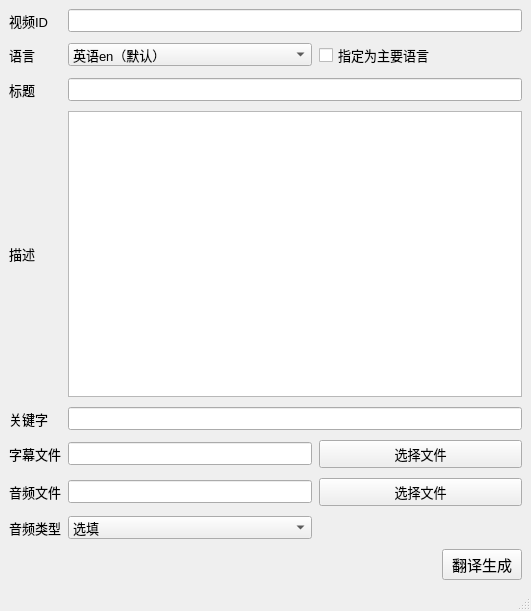
Above: new_google.ui from 12345Panpan/YBtranslator before the change. Below: the same form after it.
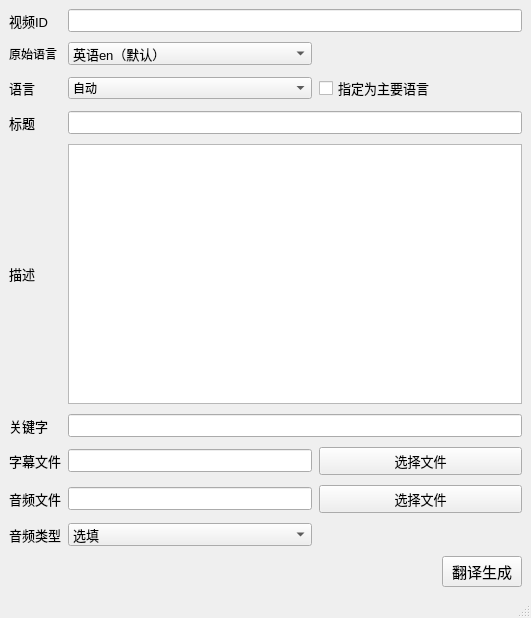
That is the form after the change.

Diff of the .ui file:
```diff
--- a/new_google.ui
+++ b/new_google.ui
@@ -7,7 +7,7 @@
     <x>0</x>
     <y>0</y>
     <width>531</width>
-    <height>611</height>
+    <height>618</height>
    </rect>
   </property>
   <property name="windowTitle">
@@ -24,106 +24,7 @@
     <property name="verticalSpacing">
      <number>10</number>
     </property>
-    <item row="6" column="0">
-     <widget class="QLabel" name="label_6">
-      <property name="font">
-       <font>
-        <pointsize>10</pointsize>
-       </font>
-      </property>
-      <property name="text">
-       <string>字幕文件</string>
-      </property>
-     </widget>
-    </item>
-    <item row="3" column="2" colspan="4">
-     <widget class="QLineEdit" name="title_con">
-      <property name="font">
-       <font>
-        <pointsize>10</pointsize>
-       </font>
-      </property>
-     </widget>
-    </item>
-    <item row="0" column="2" colspan="4">
-     <widget class="QLineEdit" name="video_id_con">
-      <property name="font">
-       <font>
-        <pointsize>10</pointsize>
-       </font>
-      </property>
-      <property name="text">
-       <string/>
-      </property>
-     </widget>
-    </item>
-    <item row="5" column="2" colspan="4">
-     <widget class="QLineEdit" name="key_con">
-      <property name="font">
-       <font>
-        <pointsize>10</pointsize>
-       </font>
-      </property>
-     </widget>
-    </item>
-    <item row="0" column="0">
-     <widget class="QLabel" name="label">
-      <property name="font">
-       <font>
-        <pointsize>10</pointsize>
-       </font>
-      </property>
-      <property name="text">
-       <string>视频ID</string>
-      </property>
-     </widget>
-    </item>
-    <item row="9" column="2">
-     <widget class="QLineEdit" name="audio_file_con">
-      <property name="font">
-       <font>
-        <pointsize>10</pointsize>
-       </font>
-      </property>
-     </widget>
-    </item>
-    <item row="4" column="0">
-     <widget class="QLabel" name="label_4">
-      <property name="font">
-       <font>
-        <pointsize>10</pointsize>
-       </font>
-      </property>
-      <property name="text">
-       <string>描述</string>
-      </property>
-     </widget>
-    </item>
-    <item row="6" column="2">
-     <widget class="QLineEdit" name="srt_file_con">
-      <property name="font">
-       <font>
-        <pointsize>10</pointsize>
-       </font>
-      </property>
-      <property name="text">
-       <string/>
-      </property>
-     </widget>
-    </item>
-    <item row="5" column="0">
-     <widget class="QLabel" name="label_5">
-      <property name="font">
-       <font>
-        <pointsize>10</pointsize>
-       </font>
-      </property>
-      <property name="text">
-       <string>关键字</string>
-      </property>
-     </widget>
-    </item>
-    <item row="2" column="0">
+    <item row="3" column="0">
      <widget class="QLabel" name="label_2">
       <property name="font">
        <font>
@@ -135,7 +36,36 @@
       </property>
      </widget>
     </item>
-    <item row="9" column="0">
+    <item row="14" column="2">
+     <widget class="QComboBox" name="audio_choice">
+      <property name="font">
+       <font>
+        <pointsize>10</pointsize>
+       </font>
+      </property>
+      <item>
+       <property name="text">
+        <string>选填</string>
+       </property>
+      </item>
+      <item>
+       <property name="text">
+        <string>localized_audio</string>
+       </property>
+      </item>
+      <item>
+       <property name="text">
+        <string>audio_description</string>
+       </property>
+      </item>
+      <item>
+       <property name="text">
+        <string>commentary</string>
+       </property>
+      </item>
+     </widget>
+    </item>
+    <item row="11" column="0">
      <widget class="QLabel" name="label_7">
       <property name="font">
        <font>
@@ -147,7 +77,87 @@
       </property>
      </widget>
     </item>
-    <item row="4" column="2" colspan="4">
+    <item row="11" column="2">
+     <widget class="QLineEdit" name="audio_file_con">
+      <property name="font">
+       <font>
+        <pointsize>10</pointsize>
+       </font>
+      </property>
+     </widget>
+    </item>
+    <item row="7" column="0">
+     <widget class="QLabel" name="label_5">
+      <property name="font">
+       <font>
+        <pointsize>10</pointsize>
+       </font>
+      </property>
+      <property name="text">
+       <string>关键字</string>
+      </property>
+     </widget>
+    </item>
+    <item row="1" column="0">
+     <widget class="QLabel" name="label_9">
+      <property name="text">
+       <string>原始语言</string>
+      </property>
+     </widget>
+    </item>
+    <item row="8" column="3" colspan="3">
+     <widget class="QPushButton" name="choicesrt_button">
+      <property name="font">
+       <font>
+        <pointsize>10</pointsize>
+       </font>
+      </property>
+      <property name="text">
+       <string>选择文件</string>
+      </property>
+     </widget>
+    </item>
+    <item row="7" column="2" colspan="4">
+     <widget class="QLineEdit" name="key_con">
+      <property name="font">
+       <font>
+        <pointsize>10</pointsize>
+       </font>
+      </property>
+     </widget>
+    </item>
+    <item row="3" column="2">
+     <widget class="QComboBox" name="comboBox">
+      <item>
+       <property name="text">
+        <string>自动</string>
+       </property>
+      </item>
+      <item>
+       <property name="text">
+        <string>中文zh-cn</string>
+       </property>
+      </item>
+      <item>
+       <property name="text">
+        <string>英文en</string>
+       </property>
+      </item>
+     </widget>
+    </item>
+    <item row="15" column="5" rowspan="2">
+     <widget class="QPushButton" name="synthetise">
+      <property name="font">
+       <font>
+        <pointsize>11</pointsize>
+       </font>
+      </property>
+      <property name="text">
+       <string>翻译生成</string>
+      </property>
+     </widget>
+    </item>
+    <item row="6" column="2" colspan="4">
      <widget class="QPlainTextEdit" name="desc_con">
       <property name="font">
        <font>
@@ -156,7 +166,7 @@
       </property>
      </widget>
     </item>
-    <item row="12" column="0">
+    <item row="14" column="0">
      <widget class="QLabel" name="label_8">
       <property name="font">
        <font>
@@ -168,7 +178,79 @@
       </property>
      </widget>
     </item>
-    <item row="3" column="0">
+    <item row="6" column="0">
+     <widget class="QLabel" name="label_4">
+      <property name="font">
+       <font>
+        <pointsize>10</pointsize>
+       </font>
+      </property>
+      <property name="text">
+       <string>描述</string>
+      </property>
+     </widget>
+    </item>
+    <item row="8" column="2">
+     <widget class="QLineEdit" name="srt_file_con">
+      <property name="font">
+       <font>
+        <pointsize>10</pointsize>
+       </font>
+      </property>
+      <property name="text">
+       <string/>
+      </property>
+     </widget>
+    </item>
+    <item row="0" column="0">
+     <widget class="QLabel" name="label">
+      <property name="font">
+       <font>
+        <pointsize>10</pointsize>
+       </font>
+      </property>
+      <property name="text">
+       <string>视频ID</string>
+      </property>
+     </widget>
+    </item>
+    <item row="8" column="0">
+     <widget class="QLabel" name="label_6">
+      <property name="font">
+       <font>
+        <pointsize>10</pointsize>
+       </font>
+      </property>
+      <property name="text">
+       <string>字幕文件</string>
+      </property>
+     </widget>
+    </item>
+    <item row="11" column="3" colspan="3">
+     <widget class="QPushButton" name="choiceaudio_button_">
+      <property name="font">
+       <font>
+        <pointsize>10</pointsize>
+       </font>
+      </property>
+      <property name="text">
+       <string>选择文件</string>
+      </property>
+     </widget>
+    </item>
+    <item row="0" column="2" colspan="4">
+     <widget class="QLineEdit" name="video_id_con">
+      <property name="font">
+       <font>
+        <pointsize>10</pointsize>
+       </font>
+      </property>
+      <property name="text">
+       <string/>
+      </property>
+     </widget>
+    </item>
+    <item row="5" column="0">
      <widget class="QLabel" name="label_3">
       <property name="font">
        <font>
@@ -180,60 +262,28 @@
       </property>
      </widget>
     </item>
-    <item row="12" column="2">
-     <widget class="QComboBox" name="audio_choice">
+    <item row="3" column="3" colspan="2">
+     <widget class="QCheckBox" name="mainornot">
       <property name="font">
        <font>
         <pointsize>10</pointsize>
        </font>
       </property>
-      <item>
-       <property name="text">
-        <string>选填</string>
-       </property>
-      </item>
-      <item>
-       <property name="text">
-        <string>localized_audio</string>
-       </property>
-      </item>
-      <item>
-       <property name="text">
-        <string>audio_description</string>
-       </property>
-      </item>
-      <item>
-       <property name="text">
-        <string>commentary</string>
-       </property>
-      </item>
-     </widget>
-    </item>
-    <item row="9" column="3" colspan="3">
-     <widget class="QPushButton" name="choiceaudio_button_">
-      <property name="font">
-       <font>
-        <pointsize>10</pointsize>
-       </font>
-      </property>
       <property name="text">
-       <string>选择文件</string>
+       <string>指定为主要语言</string>
       </property>
      </widget>
     </item>
-    <item row="6" column="3" colspan="3">
-     <widget class="QPushButton" name="choicesrt_button">
+    <item row="5" column="2" colspan="4">
+     <widget class="QLineEdit" name="title_con">
       <property name="font">
        <font>
         <pointsize>10</pointsize>
        </font>
       </property>
-      <property name="text">
-       <string>选择文件</string>
-      </property>
      </widget>
     </item>
-    <item row="2" column="2">
+    <item row="1" column="2">
      <widget class="QComboBox" name="lang_choice">
       <property name="font">
        <font>
@@ -762,30 +812,6 @@
       </item>
      </widget>
     </item>
-    <item row="2" column="3" colspan="2">
-     <widget class="QCheckBox" name="mainornot">
-      <property name="font">
-       <font>
-        <pointsize>10</pointsize>
-       </font>
-      </property>
-      <property name="text">
-       <string>指定为主要语言</string>
-      </property>
-     </widget>
-    </item>
-    <item row="13" column="5" rowspan="2">
-     <widget class="QPushButton" name="synthetise">
-      <property name="font">
-       <font>
-        <pointsize>11</pointsize>
-       </font>
-      </property>
-      <property name="text">
-       <string>翻译生成</string>
-      </property>
-     </widget>
-    </item>
    </layout>
   </widget>
   <widget class="QMenuBar" name="menubar">
```
